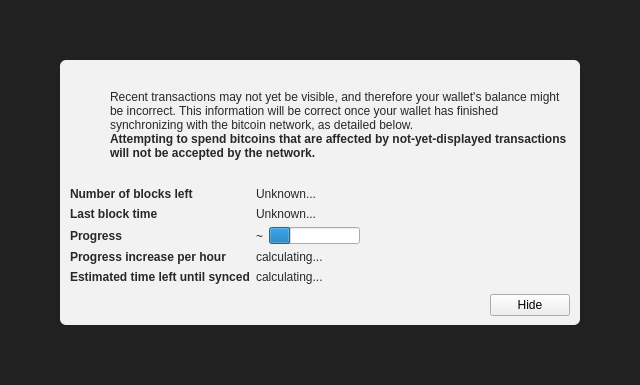
The window that src/qt/forms/modaloverlay.ui (multicoins/marycoin) describes before a commit, drawn with Qt 5.
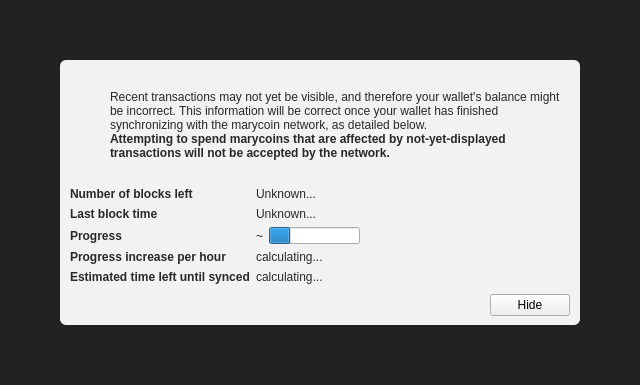
The same window after the commit. Icons and pictures are not drawn. Custom widgets are drawn as their Qt base class.

Diff of the .ui file:
```diff
--- a/src/qt/forms/modaloverlay.ui
+++ b/src/qt/forms/modaloverlay.ui
@@ -130,7 +130,7 @@
              <item>
               <widget class="QLabel" name="infoText">
                <property name="text">
-                <string>Recent transactions may not yet be visible, and therefore your wallet's balance might be incorrect. This information will be correct once your wallet has finished synchronizing with the bitcoin network, as detailed below.</string>
+                <string>Recent transactions may not yet be visible, and therefore your wallet's balance might be incorrect. This information will be correct once your wallet has finished synchronizing with the marycoin network, as detailed below.</string>
                </property>
                <property name="textFormat">
                 <enum>Qt::RichText</enum>
@@ -149,7 +149,7 @@
                 </font>
                </property>
                <property name="text">
-                <string>Attempting to spend bitcoins that are affected by not-yet-displayed transactions will not be accepted by the network.</string>
+                <string>Attempting to spend marycoins that are affected by not-yet-displayed transactions will not be accepted by the network.</string>
                </property>
                <property name="textFormat">
                 <enum>Qt::RichText</enum>
```
